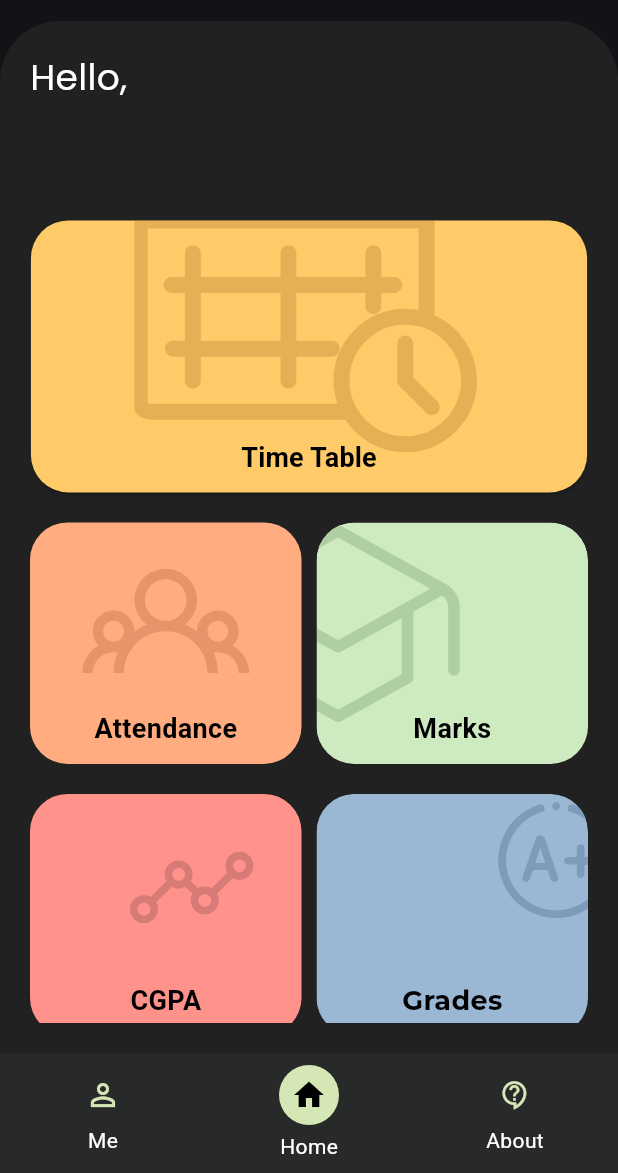
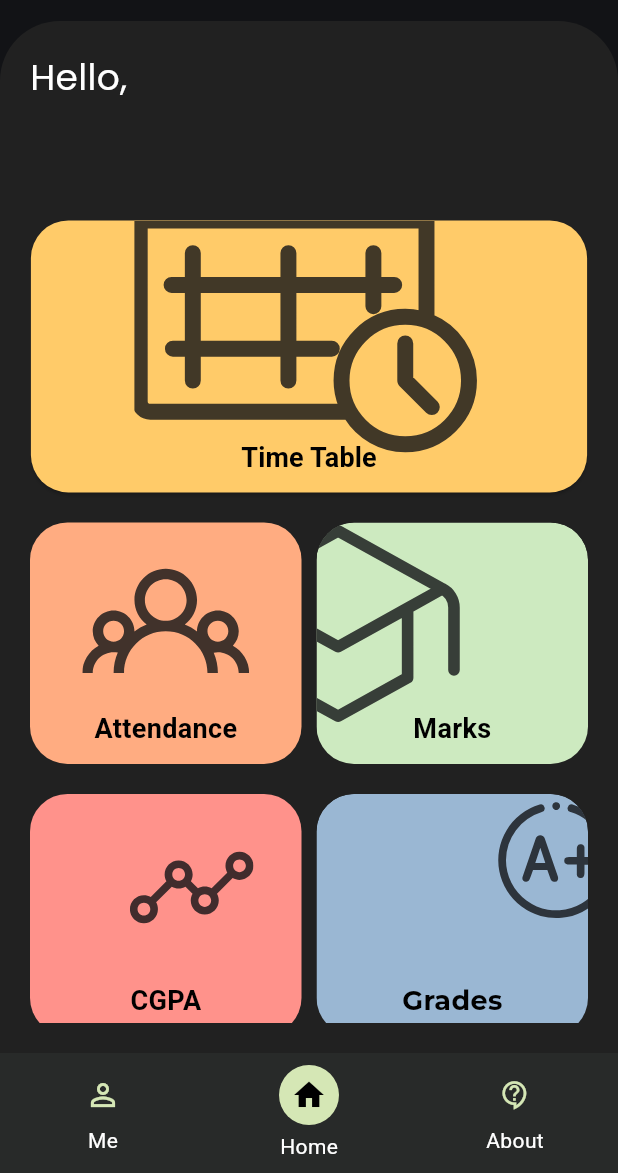
Before and after one commit to DK10WS/SLCM_APP, a Flutter app: the HomePage screen opened directly with empty values, on a phone screen of 412 x 824 dp, the part 63-1236 px from its top. Run offline on Flutter 3.47's test engine with Material 3 defaults, Android fonts, the phone set to English and light mode, and no system bars; our stand-ins replace dio, fl_chart, flutter_svg, local_auth, shared_preferences; accounts and stored records are empty.

Commit message:
update(UI && version): update Homepage svg to darker colors

```diff
--- a/lib/pages/home_page.dart
+++ b/lib/pages/home_page.dart
@@ -214,7 +214,7 @@ class HomeScreen extends StatelessWidget {
                           'assets/svg/timetable.svg',
                           height: screenWidth * 1.15,
                           width: screenWidth * 1.1,
-                          color: const Color(0xFFE0A84F).withOpacity(0.8),
+                          color: const Color(0xFF121316).withOpacity(0.8),
                         ),
                       ),
                       const Positioned(
@@ -269,10 +269,12 @@ class HomeScreen extends StatelessWidget {
           children: [
             Positioned(
               top: 10,
-              child: SvgPicture.asset('assets/svg/people.svg',
-                  height: screenWidth * 0.27,
-                  width: screenWidth * 0.5,
-                  color: const Color(0xFFE08E63).withOpacity(0.8)),
+              child: SvgPicture.asset(
+                'assets/svg/people.svg',
+                height: screenWidth * 0.27,
+                width: screenWidth * 0.5,
+                color: const Color(0xFF121316).withOpacity(0.8),
+              ),
             ),
             const Positioned(
               bottom: 10,
@@ -296,7 +298,6 @@ class HomeScreen extends StatelessWidget {
     return InkWell(
       onTap: () => _navigateTo(context, Marks()),
       child: ClipRRect(
-        // Ensures border radius applies to children too
         borderRadius: BorderRadius.circular(25),
         child: Container(
           height: screenWidth * 0.6,
@@ -316,7 +317,7 @@ class HomeScreen extends StatelessWidget {
                   'assets/svg/cap.svg',
                   height: screenWidth * 0.45,
                   width: screenWidth * 0.6,
-                  color: const Color(0xFFA8C79D).withOpacity(0.8),
+                  color: const Color(0xFF121316).withOpacity(0.8),
                 ),
               ),
               const Positioned(
@@ -359,7 +360,7 @@ class HomeScreen extends StatelessWidget {
                 'assets/svg/graph.svg',
                 height: screenWidth * 0.4,
                 width: screenWidth * 0.2,
-                color: const Color(0xFFCC756F).withOpacity(0.8),
+                color: const Color(0xFF121316).withOpacity(0.8),
               ),
             ),
             const Positioned(
@@ -403,7 +404,7 @@ class HomeScreen extends StatelessWidget {
                     'assets/images/grades.svg',
                     height: screenWidth * 0.36,
                     width: screenWidth * 0.2,
-                    color: const Color(0xFF7695B3).withOpacity(0.8),
+                    color: const Color(0xFF121316).withOpacity(0.8),
                   ),
                 ),
                 const Positioned(
--- a/pubspec.yaml
+++ b/pubspec.yaml
@@ -16,7 +16,7 @@ publish_to: 'none' # Remove this line if you wish to publish to pub.dev
 # https://developer.apple.com/library/archive/documentation/General/Reference/InfoPlistKeyReference/Articles/CoreFoundationKeys.html
 # In Windows, build-name is used as the major, minor, and patch parts
 # of the product and file versions while build-number is used as the build suffix.
-version: 1.0.3+2
+version: 1.0.4+3
 
 environment:
   sdk: ^3.5.4
```
